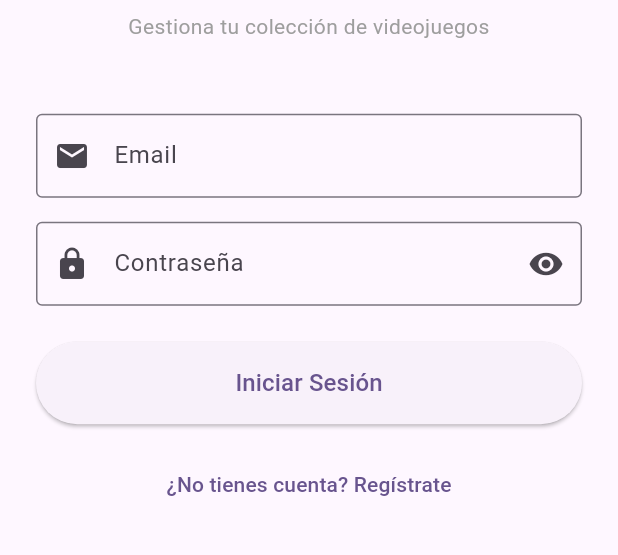
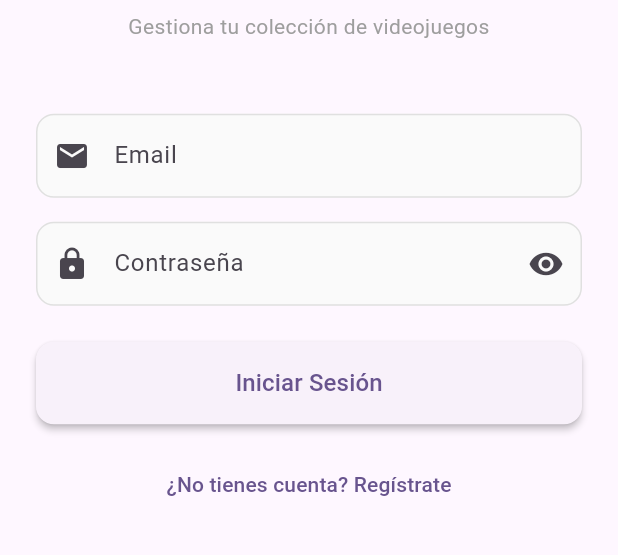
Before and after one commit to Jacobo-Dominguez/GameBacklog, a Flutter app: the screen it shows after launch, on a phone screen of 412 x 824 dp, the part 460-1015 px from its top. Run offline on Flutter 3.47's test engine with Material 3 defaults, Android fonts, the phone set to English and light mode, and no system bars; our stand-ins replace go_router, shared_preferences, sqflite, sqflite_common_ffi; accounts and stored records are empty.

Commit message:
Mejoras de UX y UI

```diff
--- a/lib/core/theme/app_theme.dart
+++ b/lib/core/theme/app_theme.dart
@@ -11,6 +11,39 @@ class AppTheme {
       appBarTheme: const AppBarTheme(
         centerTitle: true,
         elevation: 0,
+      ),
+      cardTheme: CardThemeData(
+        elevation: 2,
+        shape: RoundedRectangleBorder(
+          borderRadius: BorderRadius.circular(12),
+        ),
+      ),
+      inputDecorationTheme: InputDecorationTheme(
+        filled: true,
+        fillColor: Colors.grey[50],
+        border: OutlineInputBorder(
+          borderRadius: BorderRadius.circular(12),
+        ),
+        enabledBorder: OutlineInputBorder(
+          borderRadius: BorderRadius.circular(12),
+          borderSide: BorderSide(color: Colors.grey[300]!),
+        ),
+        focusedBorder: OutlineInputBorder(
+          borderRadius: BorderRadius.circular(12),
+          borderSide: const BorderSide(color: Colors.deepPurple, width: 2),
+        ),
+      ),
+      elevatedButtonTheme: ElevatedButtonThemeData(
+        style: ElevatedButton.styleFrom(
+          elevation: 2,
+          shape: RoundedRectangleBorder(
+            borderRadius: BorderRadius.circular(12),
+          ),
+          padding: const EdgeInsets.symmetric(horizontal: 24, vertical: 12),
+        ),
+      ),
+      floatingActionButtonTheme: const FloatingActionButtonThemeData(
+        elevation: 4,
       ),
     );
   }
@@ -26,6 +59,38 @@ class AppTheme {
         centerTitle: true,
         elevation: 0,
       ),
+      cardTheme: CardThemeData(
+        elevation: 2,
+        shape: RoundedRectangleBorder(
+          borderRadius: BorderRadius.circular(12),
+        ),
+      ),
+      inputDecorationTheme: InputDecorationTheme(
+        filled: true,
+        border: OutlineInputBorder(
+          borderRadius: BorderRadius.circular(12),
+        ),
+        enabledBorder: OutlineInputBorder(
+          borderRadius: BorderRadius.circular(12),
+          borderSide: BorderSide(color: Colors.grey[700]!),
+        ),
+        focusedBorder: OutlineInputBorder(
+          borderRadius: BorderRadius.circular(12),
+          borderSide: const BorderSide(color: Colors.deepPurple, width: 2),
+        ),
+      ),
+      elevatedButtonTheme: ElevatedButtonThemeData(
+        style: ElevatedButton.styleFrom(
+          elevation: 2,
+          shape: RoundedRectangleBorder(
+            borderRadius: BorderRadius.circular(12),
+          ),
+          padding: const EdgeInsets.symmetric(horizontal: 24, vertical: 12),
+        ),
+      ),
+      floatingActionButtonTheme: const FloatingActionButtonThemeData(
+        elevation: 4,
+      ),
     );
   }
 }
--- a/lib/presentation/screens/auth/login_screen.dart
+++ b/lib/presentation/screens/auth/login_screen.dart
@@ -67,7 +67,9 @@ class _LoginScreenState extends State<LoginScreen> {
         child: Center(
           child: SingleChildScrollView(
             padding: const EdgeInsets.all(24.0),
-            child: Form(
+            child: ConstrainedBox(
+              constraints: const BoxConstraints(maxWidth: 450),
+              child: Form(
               key: _formKey,
               child: Column(
                 mainAxisAlignment: MainAxisAlignment.center,
@@ -182,6 +184,7 @@ class _LoginScreenState extends State<LoginScreen> {
                 ],
               ),
             ),
+            ),
           ),
         ),
       ),
@@ -253,9 +256,12 @@ class _RegisterScreenState extends State<RegisterScreen> {
         title: const Text('Crear Cuenta'),
       ),
       body: SafeArea(
-        child: SingleChildScrollView(
-          padding: const EdgeInsets.all(24.0),
-          child: Form(
+        child: Center(
+          child: SingleChildScrollView(
+            padding: const EdgeInsets.all(24.0),
+            child: ConstrainedBox(
+              constraints: const BoxConstraints(maxWidth: 450),
+              child: Form(
             key: _formKey,
             child: Column(
               crossAxisAlignment: CrossAxisAlignment.stretch,
@@ -392,6 +398,8 @@ class _RegisterScreenState extends State<RegisterScreen> {
               ],
             ),
           ),
+          ),
+          ),
         ),
       ),
     );
--- a/lib/presentation/screens/profile/profile_screen.dart
+++ b/lib/presentation/screens/profile/profile_screen.dart
@@ -69,7 +69,10 @@ class _ProfileScreenState extends State<ProfileScreen> {
       ),
       body: SingleChildScrollView(
         padding: const EdgeInsets.all(24),
-        child: Column(
+        child: Center(
+          child: ConstrainedBox(
+            constraints: const BoxConstraints(maxWidth: 600),
+            child: Column(
           children: [
             // Avatar
             CircleAvatar(
@@ -229,6 +232,8 @@ class _ProfileScreenState extends State<ProfileScreen> {
             ),
           ],
         ),
+        ),
+      ),
       ),
     );
   }
```
